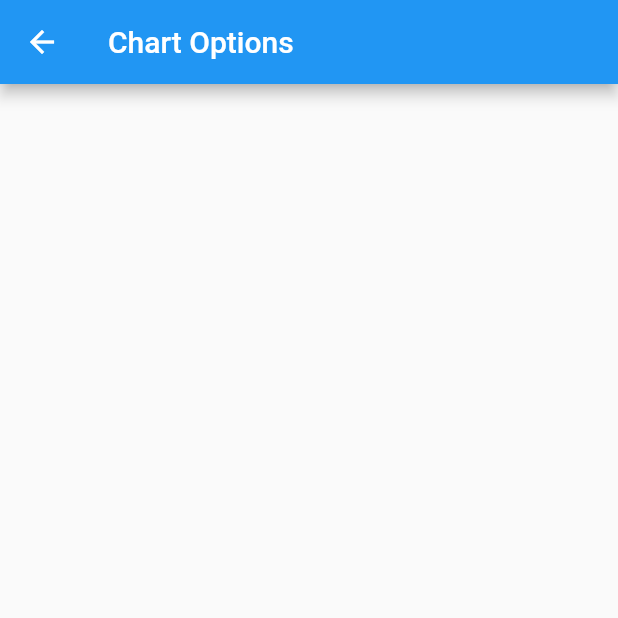
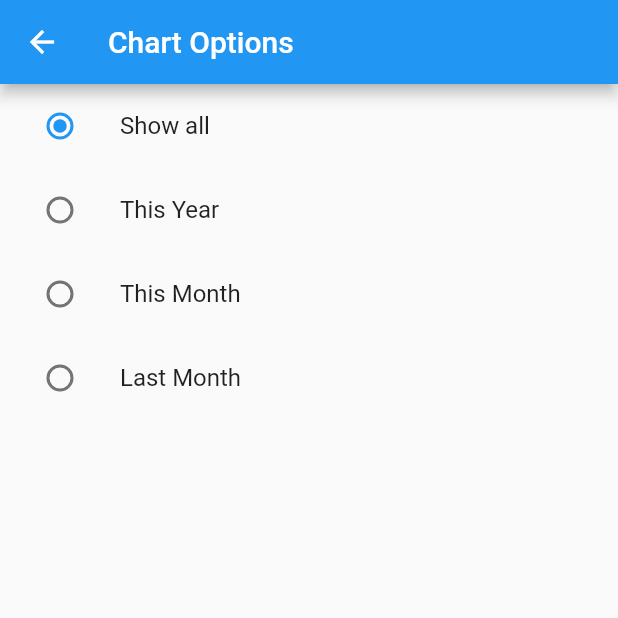
Before and after one commit to Stif-UK/WristCheck, a Flutter app: the ChartOptions screen opened directly, on a phone screen of 412 x 824 dp, the top half of it. Run offline on Flutter 3.47's test engine with Material 2 defaults, Android fonts, the phone set to English and light mode, and no system bars; our stand-ins replace file_picker, flutter_local_notifications, flutter_markdown, get, google_mobile_ads, hive and 11 more; accounts and stored records are empty; network calls fail.

Commit message:
All options now selectable for chart options and bug with 'last month' date resolved

```diff
--- a/lib/ui/chart_options.dart
+++ b/lib/ui/chart_options.dart
@@ -1,4 +1,6 @@
 import 'package:flutter/material.dart';
+import 'package:wristcheck/model/enums/wear_chart_options.dart';
+import 'package:wristcheck/model/wristcheck_preferences.dart';
 
 class ChartOptions extends StatefulWidget {
   const ChartOptions({Key? key}) : super(key: key);
@@ -8,11 +10,73 @@ class ChartOptions extends StatefulWidget {
 }
 
 class _ChartOptionsState extends State<ChartOptions> {
+  WearChartOptions _chartOption = WristCheckPreferences.getWearChartOptions() ?? WearChartOptions.all;
+
   @override
   Widget build(BuildContext context) {
     return Scaffold(
       appBar: AppBar(
-        title: const Text("Chart Options")
+        title: const Text("Chart Options"),
+      ),
+      body: Column(
+        children: [
+          ListTile(
+            title: const Text("Show all"),
+            leading: Radio<WearChartOptions>(
+              value: WearChartOptions.all,
+              groupValue: _chartOption ,
+              onChanged: (WearChartOptions? value) async {
+                await WristCheckPreferences.setWearChartOptions(value!);
+                setState(() {
+                  _chartOption = value;
+                });
+
+              },
+            ),
+          ),
+          ListTile(
+            title: const Text("This Year"),
+            leading: Radio<WearChartOptions>(
+              value: WearChartOptions.thisYear,
+              groupValue: _chartOption ,
+              onChanged: (WearChartOptions? value) async {
+                await WristCheckPreferences.setWearChartOptions(value!);
+                setState(() {
+                  _chartOption = value;
+                });
+
+              },
+            ),
+          ),
+          ListTile(
+            title: const Text("This Month"),
+            leading: Radio<WearChartOptions>(
+              value: WearChartOptions.thisMonth,
+              groupValue: _chartOption ,
+              onChanged: (WearChartOptions? value) async {
+                await WristCheckPreferences.setWearChartOptions(value!);
+                setState(() {
+                  _chartOption = value;
+                });
+
+              },
+            ),
+          ),
+          ListTile(
+            title: const Text("Last Month"),
+            leading: Radio<WearChartOptions>(
+              value: WearChartOptions.lastMonth,
+              groupValue: _chartOption ,
+              onChanged: (WearChartOptions? value) async {
+                await WristCheckPreferences.setWearChartOptions(value!);
+                setState(() {
+                  _chartOption = value;
+                });
+
+              },
+            ),
+          ),
+        ],
       ),
     );
   }
--- a/lib/ui/wearStats.dart
+++ b/lib/ui/wearStats.dart
@@ -16,7 +16,7 @@ import 'package:wristcheck/util/wristcheck_formatter.dart';
 /// eventually extending this to allow for different parameters to be passed in to redraw the graph
 class WearStats extends StatefulWidget {
   WearStats({Key? key}) : super(key: key);
-  final WearChartOptions chartOption = WristCheckPreferences.getWearChartOptions() ?? WearChartOptions.all;
+  // final WearChartOptions chartOption = WristCheckPreferences.getWearChartOptions() ?? WearChartOptions.all;
 
   @override
   State<WearStats> createState() => _WearStatsState();
@@ -56,16 +56,17 @@ Map _monthMap = {
 };
 
 
-List<Watches> data = Boxes.getWatchesWornFilter(_monthMap[_monthValue], _yearMap[_yearValue]);
+// List<Watches> data = Boxes.getWatchesWornFilter(_monthMap[_monthValue], _yearMap[_yearValue]);
 bool barChart = true;
 
 class _WearStatsState extends State<WearStats> {
 
   ScreenshotController screenshotController = ScreenshotController();
+  List<Watches> data = getData();
 
   @override
   Widget build(BuildContext context) {
-    data = getData(widget.chartOption);
+
 
     return Screenshot(
       controller: screenshotController,
@@ -184,10 +185,15 @@ class _WearStatsState extends State<WearStats> {
     image.writeAsBytesSync(bytes);
     await Share.shareFiles([image.path],text: "Chart generated with WristCheck");
   }
+}
 
-  List<Watches> getData(WearChartOptions option) {
+List<Watches> getData() {
+  WearChartOptions option = WristCheckPreferences.getWearChartOptions() ?? WearChartOptions.all;
+
   var now = DateTime.now();
-    var lastMonth = DateTime(now.month -1);
+  var lastMonth = DateTime(now.year, now.month-1);
+  print("Time now: ${WristCheckFormatter.getFormattedDate(now)}");
+  print("Last Month date: ${WristCheckFormatter.getFormattedDate(lastMonth)}");
   List<Watches> returnValue = Boxes.getWatchesWornFilter(_monthMap[_monthValue], _yearMap[_yearValue]);
 
   switch (option){
@@ -223,4 +229,3 @@ class _WearStatsState extends State<WearStats> {
   }
   return returnValue;
 }
-}
```
Lines whose indentation alone changed are shown as unchanged.
